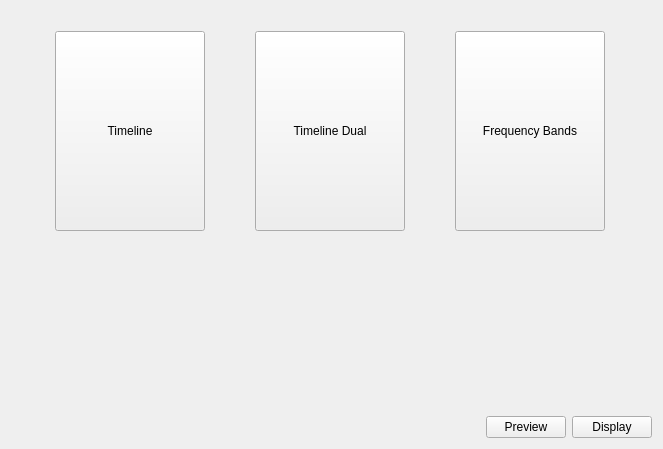
First picture: the form in src/qt/design-files/music.ui, repository CountRucula/matrix-app, before the edit.
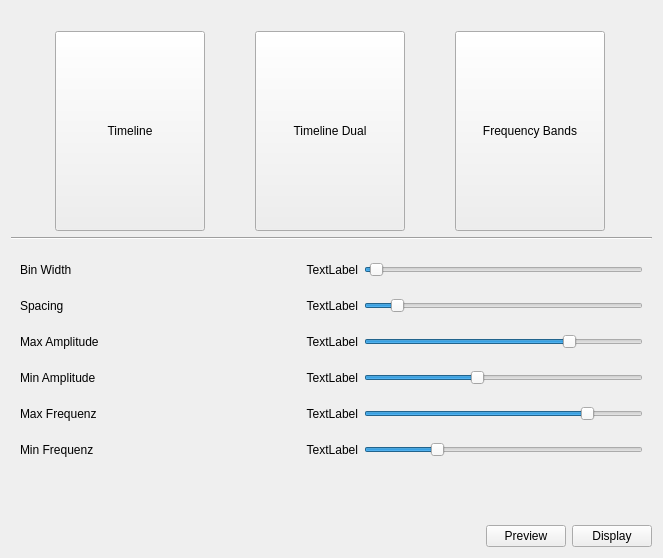
Second picture: the form after the edit.

Commit message: feat: complete frequency bands mode, and make it parametrizable

```diff
--- a/src/qt/design-files/music.ui
+++ b/src/qt/design-files/music.ui
@@ -7,21 +7,14 @@
     <x>0</x>
     <y>0</y>
     <width>663</width>
-    <height>449</height>
+    <height>558</height>
    </rect>
   </property>
   <property name="windowTitle">
    <string>Form</string>
   </property>
   <layout class="QGridLayout" name="gridLayout">
-   <item row="0" column="0">
-    <widget class="QLabel" name="lbl_status">
-     <property name="text">
-      <string/>
-     </property>
-    </widget>
-   </item>
-   <item row="2" column="0">
+   <item row="4" column="0">
     <spacer name="verticalSpacer">
      <property name="orientation">
       <enum>Qt::Orientation::Vertical</enum>
@@ -34,6 +27,342 @@
      </property>
     </spacer>
    </item>
+   <item row="3" column="0">
+    <widget class="QStackedWidget" name="mode_settings">
+     <property name="sizePolicy">
+      <sizepolicy hsizetype="MinimumExpanding" vsizetype="MinimumExpanding">
+       <horstretch>0</horstretch>
+       <verstretch>0</verstretch>
+      </sizepolicy>
+     </property>
+     <property name="currentIndex">
+      <number>2</number>
+     </property>
+     <widget class="QWidget" name="page_timeline">
+      <layout class="QGridLayout" name="gridLayout_6">
+       <item row="0" column="0">
+        <layout class="QGridLayout" name="gridLayout_5"/>
+       </item>
+      </layout>
+     </widget>
+     <widget class="QWidget" name="page_dual">
+      <layout class="QGridLayout" name="gridLayout_9">
+       <item row="0" column="0">
+        <layout class="QGridLayout" name="gridLayout_8"/>
+       </item>
+      </layout>
+     </widget>
+     <widget class="QWidget" name="page_bands">
+      <property name="sizePolicy">
+       <sizepolicy hsizetype="MinimumExpanding" vsizetype="MinimumExpanding">
+        <horstretch>0</horstretch>
+        <verstretch>0</verstretch>
+       </sizepolicy>
+      </property>
+      <layout class="QGridLayout" name="gridLayout_4">
+       <item row="0" column="0">
+        <layout class="QGridLayout" name="gridLayout_2">
+         <item row="4" column="0">
+          <widget class="QLabel" name="label_7">
+           <property name="sizePolicy">
+            <sizepolicy hsizetype="MinimumExpanding" vsizetype="MinimumExpanding">
+             <horstretch>0</horstretch>
+             <verstretch>0</verstretch>
+            </sizepolicy>
+           </property>
+           <property name="minimumSize">
+            <size>
+             <width>0</width>
+             <height>30</height>
+            </size>
+           </property>
+           <property name="text">
+            <string>Max Frequenz</string>
+           </property>
+          </widget>
+         </item>
+         <item row="0" column="0">
+          <widget class="QLabel" name="label">
+           <property name="sizePolicy">
+            <sizepolicy hsizetype="MinimumExpanding" vsizetype="MinimumExpanding">
+             <horstretch>0</horstretch>
+             <verstretch>0</verstretch>
+            </sizepolicy>
+           </property>
+           <property name="minimumSize">
+            <size>
+             <width>0</width>
+             <height>30</height>
+            </size>
+           </property>
+           <property name="text">
+            <string>Bin Width</string>
+           </property>
+          </widget>
+         </item>
+         <item row="5" column="1">
+          <widget class="QLabel" name="lbl_bands_f_min">
+           <property name="text">
+            <string>TextLabel</string>
+           </property>
+           <property name="alignment">
+            <set>Qt::AlignmentFlag::AlignRight|Qt::AlignmentFlag::AlignTrailing|Qt::AlignmentFlag::AlignVCenter</set>
+           </property>
+          </widget>
+         </item>
+         <item row="3" column="2">
+          <widget class="QSlider" name="sld_bands_a_min">
+           <property name="minimum">
+            <number>-100</number>
+           </property>
+           <property name="maximum">
+            <number>100</number>
+           </property>
+           <property name="singleStep">
+            <number>10</number>
+           </property>
+           <property name="value">
+            <number>-20</number>
+           </property>
+           <property name="orientation">
+            <enum>Qt::Orientation::Horizontal</enum>
+           </property>
+          </widget>
+         </item>
+         <item row="5" column="0">
+          <widget class="QLabel" name="label_8">
+           <property name="sizePolicy">
+            <sizepolicy hsizetype="MinimumExpanding" vsizetype="MinimumExpanding">
+             <horstretch>0</horstretch>
+             <verstretch>0</verstretch>
+            </sizepolicy>
+           </property>
+           <property name="minimumSize">
+            <size>
+             <width>0</width>
+             <height>30</height>
+            </size>
+           </property>
+           <property name="text">
+            <string>Min Frequenz</string>
+           </property>
+          </widget>
+         </item>
+         <item row="0" column="2">
+          <widget class="QSlider" name="sld_bands_bin_width">
+           <property name="minimum">
+            <number>1</number>
+           </property>
+           <property name="maximum">
+            <number>50</number>
+           </property>
+           <property name="value">
+            <number>2</number>
+           </property>
+           <property name="orientation">
+            <enum>Qt::Orientation::Horizontal</enum>
+           </property>
+          </widget>
+         </item>
+         <item row="2" column="0">
+          <widget class="QLabel" name="label_2">
+           <property name="sizePolicy">
+            <sizepolicy hsizetype="MinimumExpanding" vsizetype="MinimumExpanding">
+             <horstretch>0</horstretch>
+             <verstretch>0</verstretch>
+            </sizepolicy>
+           </property>
+           <property name="minimumSize">
+            <size>
+             <width>0</width>
+             <height>30</height>
+            </size>
+           </property>
+           <property name="text">
+            <string>Max Amplitude</string>
+           </property>
+          </widget>
+         </item>
+         <item row="4" column="2">
+          <widget class="QSlider" name="sld_bands_f_max">
+           <property name="minimum">
+            <number>2000</number>
+           </property>
+           <property name="maximum">
+            <number>24000</number>
+           </property>
+           <property name="singleStep">
+            <number>2000</number>
+           </property>
+           <property name="value">
+            <number>20000</number>
+           </property>
+           <property name="orientation">
+            <enum>Qt::Orientation::Horizontal</enum>
+           </property>
+          </widget>
+         </item>
+         <item row="2" column="2">
+          <widget class="QSlider" name="sld_bands_a_max">
+           <property name="minimum">
+            <number>-100</number>
+           </property>
+           <property name="maximum">
+            <number>100</number>
+           </property>
+           <property name="singleStep">
+            <number>10</number>
+           </property>
+           <property name="value">
+            <number>50</number>
+           </property>
+           <property name="orientation">
+            <enum>Qt::Orientation::Horizontal</enum>
+           </property>
+           <property name="tickPosition">
+            <enum>QSlider::TickPosition::NoTicks</enum>
+           </property>
+          </widget>
+         </item>
+         <item row="4" column="1">
+          <widget class="QLabel" name="lbl_bands_f_max">
+           <property name="text">
+            <string>TextLabel</string>
+           </property>
+           <property name="alignment">
+            <set>Qt::AlignmentFlag::AlignRight|Qt::AlignmentFlag::AlignTrailing|Qt::AlignmentFlag::AlignVCenter</set>
+           </property>
+          </widget>
+         </item>
+         <item row="3" column="0">
+          <widget class="QLabel" name="label_3">
+           <property name="sizePolicy">
+            <sizepolicy hsizetype="MinimumExpanding" vsizetype="MinimumExpanding">
+             <horstretch>0</horstretch>
+             <verstretch>0</verstretch>
+            </sizepolicy>
+           </property>
+           <property name="minimumSize">
+            <size>
+             <width>0</width>
+             <height>30</height>
+            </size>
+           </property>
+           <property name="text">
+            <string>Min Amplitude</string>
+           </property>
+          </widget>
+         </item>
+         <item row="0" column="1">
+          <widget class="QLabel" name="lbl_bands_bin_width">
+           <property name="text">
+            <string>TextLabel</string>
+           </property>
+           <property name="alignment">
+            <set>Qt::AlignmentFlag::AlignRight|Qt::AlignmentFlag::AlignTrailing|Qt::AlignmentFlag::AlignVCenter</set>
+           </property>
+          </widget>
+         </item>
+         <item row="3" column="1">
+          <widget class="QLabel" name="lbl_bands_a_min">
+           <property name="text">
+            <string>TextLabel</string>
+           </property>
+           <property name="alignment">
+            <set>Qt::AlignmentFlag::AlignRight|Qt::AlignmentFlag::AlignTrailing|Qt::AlignmentFlag::AlignVCenter</set>
+           </property>
+          </widget>
+         </item>
+         <item row="5" column="2">
+          <widget class="QSlider" name="sld_bands_f_min">
+           <property name="minimum">
+            <number>0</number>
+           </property>
+           <property name="maximum">
+            <number>200</number>
+           </property>
+           <property name="singleStep">
+            <number>10</number>
+           </property>
+           <property name="value">
+            <number>50</number>
+           </property>
+           <property name="tracking">
+            <bool>true</bool>
+           </property>
+           <property name="orientation">
+            <enum>Qt::Orientation::Horizontal</enum>
+           </property>
+          </widget>
+         </item>
+         <item row="2" column="1">
+          <widget class="QLabel" name="lbl_bands_a_max">
+           <property name="text">
+            <string>TextLabel</string>
+           </property>
+           <property name="alignment">
+            <set>Qt::AlignmentFlag::AlignRight|Qt::AlignmentFlag::AlignTrailing|Qt::AlignmentFlag::AlignVCenter</set>
+           </property>
+          </widget>
+         </item>
+         <item row="1" column="0">
+          <widget class="QLabel" name="label_4">
+           <property name="sizePolicy">
+            <sizepolicy hsizetype="MinimumExpanding" vsizetype="MinimumExpanding">
+             <horstretch>0</horstretch>
+             <verstretch>0</verstretch>
+            </sizepolicy>
+           </property>
+           <property name="minimumSize">
+            <size>
+             <width>0</width>
+             <height>30</height>
+            </size>
+           </property>
+           <property name="text">
+            <string>Spacing</string>
+           </property>
+          </widget>
+         </item>
+         <item row="1" column="1">
+          <widget class="QLabel" name="lbl_bands_spacing">
+           <property name="text">
+            <string>TextLabel</string>
+           </property>
+           <property name="alignment">
+            <set>Qt::AlignmentFlag::AlignRight|Qt::AlignmentFlag::AlignTrailing|Qt::AlignmentFlag::AlignVCenter</set>
+           </property>
+          </widget>
+         </item>
+         <item row="1" column="2">
+          <widget class="QSlider" name="sld_bands_spacing">
+           <property name="minimum">
+            <number>0</number>
+           </property>
+           <property name="maximum">
+            <number>10</number>
+           </property>
+           <property name="value">
+            <number>1</number>
+           </property>
+           <property name="orientation">
+            <enum>Qt::Orientation::Horizontal</enum>
+           </property>
+          </widget>
+         </item>
+        </layout>
+       </item>
+      </layout>
+     </widget>
+    </widget>
+   </item>
+   <item row="0" column="0">
+    <widget class="QLabel" name="lbl_status">
+     <property name="text">
+      <string/>
+     </property>
+    </widget>
+   </item>
    <item row="1" column="0">
     <layout class="QGridLayout" name="gridLayout_3">
      <property name="topMargin">
@@ -116,7 +445,7 @@
      </item>
     </layout>
    </item>
-   <item row="3" column="0">
+   <item row="5" column="0">
     <layout class="QHBoxLayout" name="horizontalLayout">
      <property name="topMargin">
       <number>10</number>
@@ -150,6 +479,13 @@
      </item>
     </layout>
    </item>
+   <item row="2" column="0">
+    <widget class="Line" name="line">
+     <property name="orientation">
+      <enum>Qt::Orientation::Horizontal</enum>
+     </property>
+    </widget>
+   </item>
   </layout>
  </widget>
  <resources/>
```
The commit also changes 4 other files.
